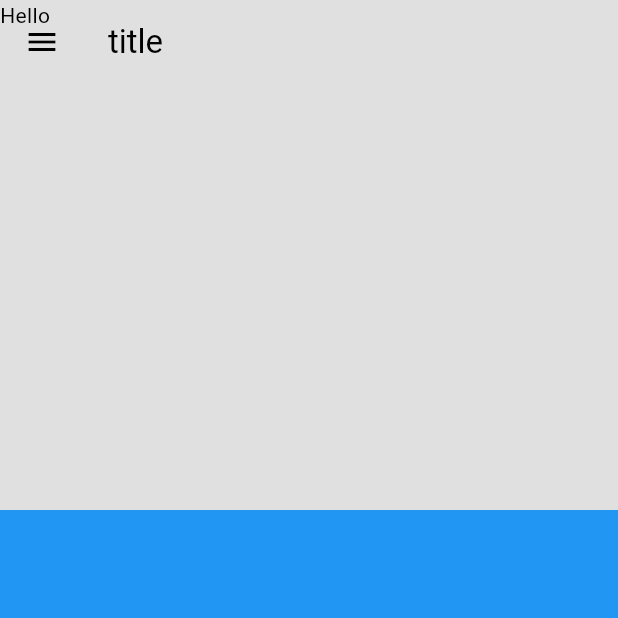
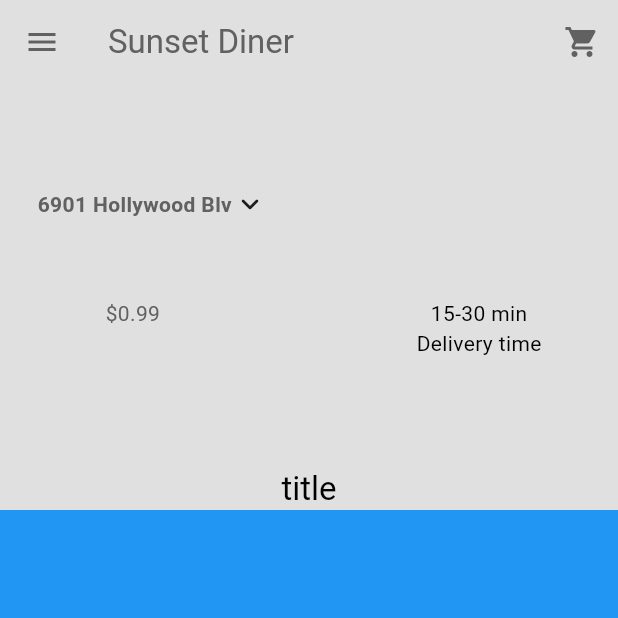
Before and after one commit to Nimdinu-Weerathunga/Food_Delivery_App_w_Backend, a Flutter app: the screen it shows after launch, after a tap on "Sign In", on a phone screen of 412 x 824 dp, the top half of it. Run offline on Flutter 3.47's test engine with Material 3 defaults, Android fonts, the phone set to English and light mode, and no system bars.

Commit message:
complete  Sliver app bar and it full function

```diff
--- /dev/null
+++ b/lib/components/my_current_location.dart
@@ -0,0 +1,64 @@
+import 'package:flutter/material.dart';
+
+class MyCurrentLocation extends StatelessWidget {
+  const MyCurrentLocation({super.key});
+
+  void openLocationSearchBox(BuildContext context) {
+    showDialog(
+      context: context,
+      builder: (context) => AlertDialog(
+        title: Text("Your Location"),
+        content: TextField(
+          decoration: InputDecoration(hintText: "Search Address ..."),
+        ),
+        actions: [
+          // cancel button
+          MaterialButton(
+            onPressed: () => Navigator.pop(context),
+            child: const Text("cancel"),
+          ),
+
+          // save button
+          MaterialButton(
+            onPressed: () => Navigator.pop(context),
+            child: const Text("save"),
+          ),
+        ],
+      ),
+    );
+  }
+
+  @override
+  Widget build(BuildContext context) {
+    return Padding(
+      padding: const EdgeInsets.all(25.0),
+      child: Column(
+        crossAxisAlignment: CrossAxisAlignment.start,
+        children: [
+          Text(
+            "Delivery now",
+            style: TextStyle(color: Theme.of(context).colorScheme.primary),
+          ),
+          GestureDetector(
+            onTap: () => openLocationSearchBox(context),
+            child: Row(
+              children: [
+                //adress
+                Text(
+                  "6901 Hollywood Blv",
+                  style: TextStyle(
+                    color: Theme.of(context).colorScheme.inversePrimary,
+                    fontWeight: FontWeight.bold,
+                  ),
+                ),
+
+                //drop down menu
+                Icon(Icons.keyboard_arrow_down_rounded),
+              ],
+            ),
+          ),
+        ],
+      ),
+    );
+  }
+}
--- /dev/null
+++ b/lib/components/my_description_box.dart
@@ -0,0 +1,38 @@
+import 'package:flutter/material.dart';
+
+class MyDescriptionBox extends StatelessWidget {
+  const MyDescriptionBox({super.key});
+
+  @override
+  Widget build(BuildContext context) {
+    //textstyle
+    var myPrimaryTextStyle = TextStyle(
+      color: Theme.of(context).colorScheme.inversePrimary,
+    );
+    var mySecondaryTextStyle = TextStyle(
+      color: Theme.of(context).colorScheme.primary,
+    );
+
+    return Container(
+      decoration: BoxDecoration(
+        border: Border.all(color: Theme.of(context).colorScheme.secondary),
+        borderRadius: BorderRadius.circular(8),
+      ),
+      padding: EdgeInsets.all(25),
+      margin: EdgeInsets.only(left: 25, right: 25, bottom: 25),
+      child: Row(
+        mainAxisAlignment: MainAxisAlignment.spaceBetween,
+        children: [
+          //deliver fee
+          Column(
+            children: [
+              Text("\$0.99", style: myPrimaryTextStyle),
+              Text("Delivery fee", style: mySecondaryTextStyle),
+            ],
+          ),
+          Column(children: [Text("15-30 min"), Text("Delivery time")]),
+        ],
+      ),
+    );
+  }
+}
--- a/lib/components/my_sliver_app_bar.dart
+++ b/lib/components/my_sliver_app_bar.dart
@@ -12,10 +12,23 @@
       collapsedHeight: 120,
       floating: false,
       pinned: true,
-      actions: [],
+      actions: [
+        // cart button
+        IconButton(onPressed: () {}, icon: Icon(Icons.shopping_cart)),
+      ],
       backgroundColor: Theme.of(context).colorScheme.surface,
-      title: title,
-      flexibleSpace: FlexibleSpaceBar(background: child),
+      foregroundColor: Theme.of(context).colorScheme.inversePrimary,
+      title: Text("Sunset Diner"),
+      flexibleSpace: FlexibleSpaceBar(
+        background: Padding(
+          padding: const EdgeInsets.only(bottom: 50),
+          child: child,
+        ),
+        title: title,
+        centerTitle: true,
+        titlePadding: EdgeInsets.only(left: 0, right: 0, top: 0),
+        expandedTitleScale: 1,
+      ),
     );
   }
 }
--- a/lib/pages/home_page.dart
+++ b/lib/pages/home_page.dart
@@ -1,4 +1,6 @@
 import 'package:flutter/material.dart';
+import 'package:food_delivery_app_w_backend/components/my_current_location.dart';
+import 'package:food_delivery_app_w_backend/components/my_description_box.dart';
 import 'package:food_delivery_app_w_backend/components/my_drawer.dart';
 import 'package:food_delivery_app_w_backend/components/my_sliver_app_bar.dart';
 
@@ -11,7 +13,25 @@
       drawer: MyDrawer(),
       body: NestedScrollView(
         headerSliverBuilder: (context, innerBoxIsScrolled) => [
-          MySliverAppBar(child: Text("Hello"), title: Text("title")),
+          MySliverAppBar(
+            title: Text("title"),
+            child: Column(
+              mainAxisAlignment: MainAxisAlignment.end,
+              children: [
+                Divider(
+                  indent: 25,
+                  endIndent: 25,
+                  color: Theme.of(context).colorScheme.secondary,
+                ),
+
+                // my current location
+                MyCurrentLocation(),
+
+                //description box
+                MyDescriptionBox(),
+              ],
+            ),
+          ),
         ],
         body: Container(color: Colors.blue),
       ),
```
